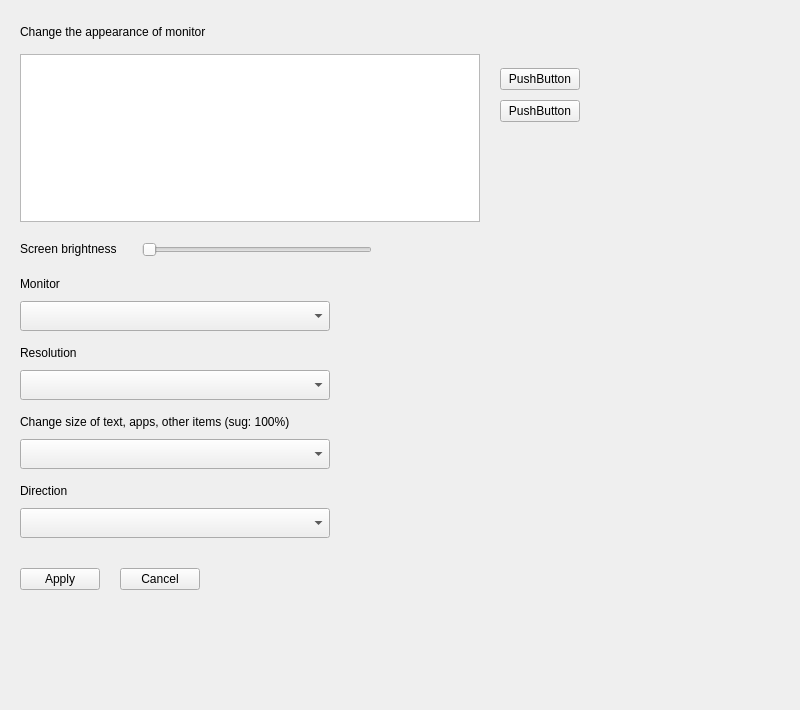
Qt form plugins/system/display/display.ui (ukui/ukui-control-center) before a commit.
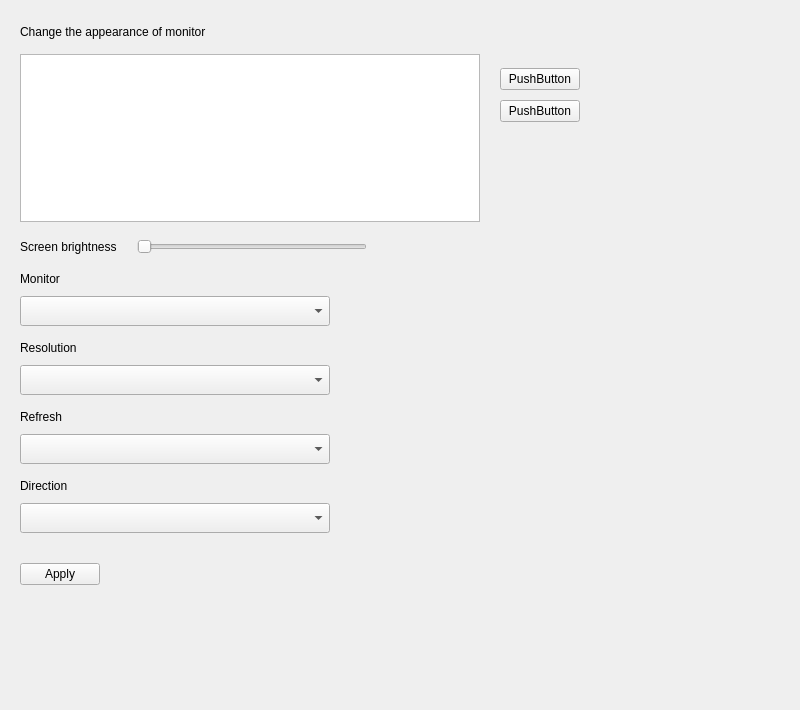
The same form after that commit.

The edit to the form file:
```diff
--- a/plugins/system/display/display.ui
+++ b/plugins/system/display/display.ui
@@ -149,7 +149,7 @@
          <item>
           <layout class="QHBoxLayout" name="horizontalLayout_5">
            <property name="spacing">
-            <number>25</number>
+            <number>20</number>
            </property>
            <item>
             <widget class="QLabel" name="label_6">
@@ -181,6 +181,12 @@
                <height>16777215</height>
               </size>
              </property>
+             <property name="minimum">
+              <number>1</number>
+             </property>
+             <property name="maximum">
+              <number>100</number>
+             </property>
              <property name="orientation">
               <enum>Qt::Horizontal</enum>
              </property>
@@ -196,8 +202,8 @@
              </property>
              <property name="sizeHint" stdset="0">
               <size>
-               <width>40</width>
-               <height>25</height>
+               <width>20</width>
+               <height>20</height>
               </size>
              </property>
             </spacer>
@@ -343,7 +349,7 @@
             </size>
            </property>
            <property name="text">
-            <string>Change size of text, apps, other items (sug: 100%)</string>
+            <string>Refresh</string>
            </property>
            <property name="scaledContents">
             <bool>true</bool>
@@ -448,13 +454,6 @@
              </property>
             </widget>
            </item>
-           <item>
-            <widget class="QPushButton" name="pushButton_4">
-             <property name="text">
-              <string>Cancel</string>
-             </property>
-            </widget>
-           </item>
            <item>
             <spacer name="horizontalSpacer_2">
              <property name="orientation">
```
Left out of the diff: 40 changed lines with no effect on the pictures.
